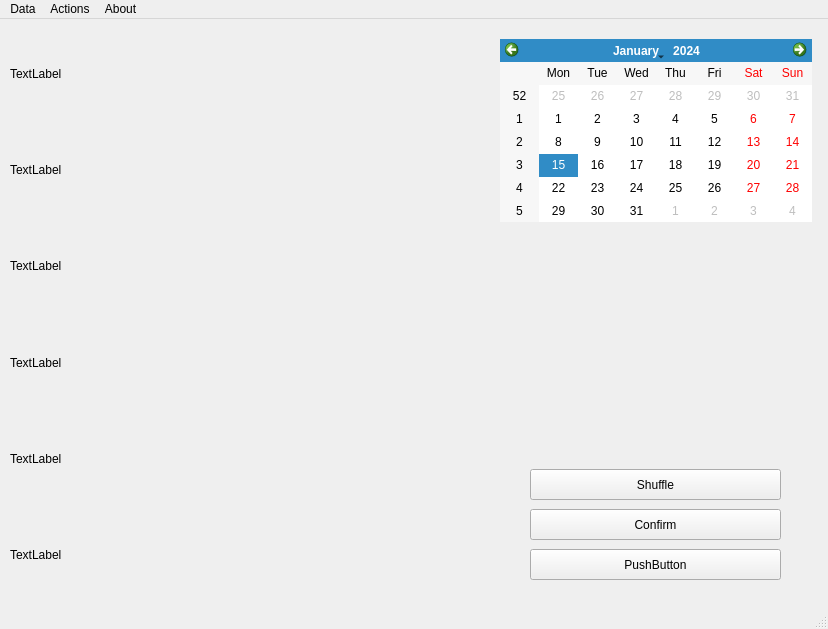
Before: the Qt Designer form dialog.ui in hakanaktt/dutycounter, drawn with Qt 5.
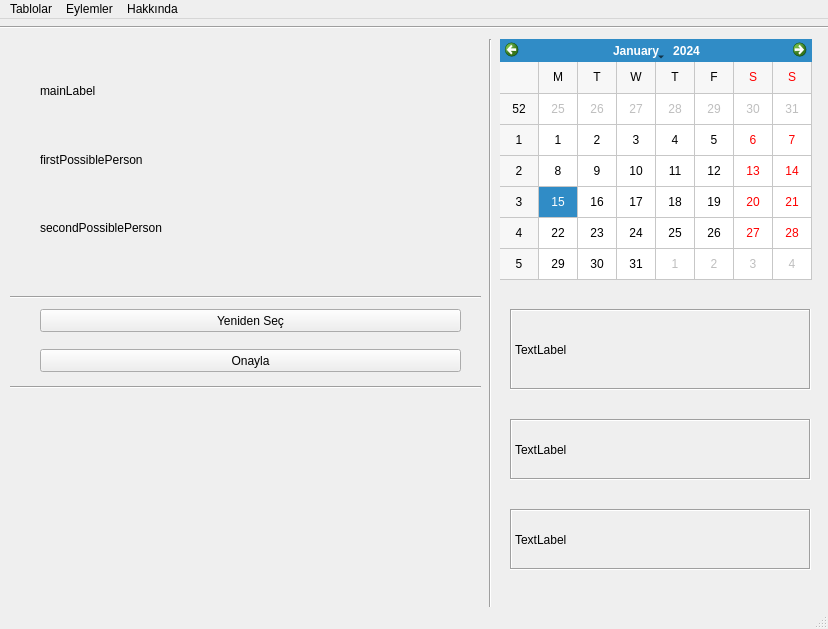
After: the same form once the commit is applied.

The edit to the form file:
```diff
--- a/dialog.ui
+++ b/dialog.ui
@@ -10,6 +10,24 @@
     <height>629</height>
    </rect>
   </property>
+  <property name="sizePolicy">
+   <sizepolicy hsizetype="Fixed" vsizetype="Fixed">
+    <horstretch>0</horstretch>
+    <verstretch>0</verstretch>
+   </sizepolicy>
+  </property>
+  <property name="minimumSize">
+   <size>
+    <width>828</width>
+    <height>629</height>
+   </size>
+  </property>
+  <property name="maximumSize">
+   <size>
+    <width>828</width>
+    <height>629</height>
+   </size>
+  </property>
   <property name="windowTitle">
    <string>MainWindow</string>
   </property>
@@ -20,103 +38,241 @@
       <x>500</x>
       <y>20</y>
       <width>312</width>
-      <height>183</height>
+      <height>241</height>
      </rect>
     </property>
-   </widget>
-   <widget class="QPushButton" name="pushButton">
-    <property name="geometry">
-     <rect>
-      <x>530</x>
-      <y>450</y>
-      <width>251</width>
-      <height>31</height>
-     </rect>
+    <property name="contextMenuPolicy">
+     <enum>Qt::NoContextMenu</enum>
     </property>
-    <property name="text">
-     <string>Shuffle</string>
+    <property name="gridVisible">
+     <bool>true</bool>
     </property>
-   </widget>
-   <widget class="QPushButton" name="pushButton_2">
-    <property name="geometry">
-     <rect>
-      <x>530</x>
-      <y>490</y>
-      <width>251</width>
-      <height>31</height>
-     </rect>
+    <property name="selectionMode">
+     <enum>QCalendarWidget::NoSelection</enum>
     </property>
-    <property name="text">
-     <string>Confirm</string>
+    <property name="horizontalHeaderFormat">
+     <enum>QCalendarWidget::SingleLetterDayNames</enum>
     </property>
-   </widget>
-   <widget class="QPushButton" name="pushButton_3">
-    <property name="geometry">
-     <rect>
-      <x>530</x>
-      <y>530</y>
-      <width>251</width>
-      <height>31</height>
-     </rect>
+    <property name="verticalHeaderFormat">
+     <enum>QCalendarWidget::ISOWeekNumbers</enum>
     </property>
-    <property name="text">
-     <string>PushButton</string>
+    <property name="navigationBarVisible">
+     <bool>true</bool>
+    </property>
+    <property name="dateEditEnabled">
+     <bool>false</bool>
+    </property>
+    <property name="dateEditAcceptDelay">
+     <number>1500</number>
     </property>
    </widget>
    <widget class="QWidget" name="verticalLayoutWidget">
     <property name="geometry">
      <rect>
-      <x>10</x>
-      <y>10</y>
-      <width>471</width>
-      <height>571</height>
+      <x>20</x>
+      <y>20</y>
+      <width>461</width>
+      <height>241</height>
      </rect>
     </property>
     <layout class="QVBoxLayout" name="verticalLayout">
+     <property name="spacing">
+      <number>4</number>
+     </property>
+     <property name="sizeConstraint">
+      <enum>QLayout::SetDefaultConstraint</enum>
+     </property>
+     <property name="leftMargin">
+      <number>20</number>
+     </property>
+     <property name="topMargin">
+      <number>20</number>
+     </property>
+     <property name="rightMargin">
+      <number>20</number>
+     </property>
+     <property name="bottomMargin">
+      <number>20</number>
+     </property>
      <item>
-      <widget class="QLabel" name="label">
-       <property name="text">
-        <string>TextLabel</string>
+      <widget class="QLabel" name="mainLabel">
+       <property name="frameShape">
+        <enum>QFrame::NoFrame</enum>
        </property>
-      </widget>
-     </item>
-     <item>
-      <widget class="QLabel" name="label_2">
        <property name="text">
-        <string>TextLabel</string>
+        <string>mainLabel</string>
        </property>
       </widget>
      </item>
      <item>
-      <widget class="QLabel" name="label_3">
-       <property name="text">
-        <string>TextLabel</string>
+      <widget class="QLabel" name="firstPossiblePerson">
+       <property name="enabled">
+        <bool>true</bool>
        </property>
-      </widget>
-     </item>
-     <item>
-      <widget class="QLabel" name="label_4">
-       <property name="text">
-        <string>TextLabel</string>
+       <property name="frameShape">
+        <enum>QFrame::NoFrame</enum>
        </property>
-      </widget>
-     </item>
-     <item>
-      <widget class="QLabel" name="label_5">
        <property name="text">
-        <string>TextLabel</string>
+        <string>firstPossiblePerson</string>
        </property>
       </widget>
      </item>
      <item>
-      <widget class="QLabel" name="label_6">
+      <widget class="QLabel" name="secondPossiblePerson">
+       <property name="autoFillBackground">
+        <bool>false</bool>
+       </property>
+       <property name="frameShape">
+        <enum>QFrame::NoFrame</enum>
+       </property>
        <property name="text">
-        <string>TextLabel</string>
+        <string>secondPossiblePerson</string>
        </property>
       </widget>
      </item>
     </layout>
    </widget>
+   <widget class="QLabel" name="timeLeftLabel">
+    <property name="geometry">
+     <rect>
+      <x>510</x>
+      <y>290</y>
+      <width>301</width>
+      <height>81</height>
+     </rect>
+    </property>
+    <property name="frameShape">
+     <enum>QFrame::Box</enum>
+    </property>
+    <property name="frameShadow">
+     <enum>QFrame::Sunken</enum>
+    </property>
+    <property name="text">
+     <string>TextLabel</string>
+    </property>
+   </widget>
+   <widget class="QLabel" name="lastWeeksDuty">
+    <property name="geometry">
+     <rect>
+      <x>510</x>
+      <y>400</y>
+      <width>301</width>
+      <height>61</height>
+     </rect>
+    </property>
+    <property name="frameShape">
+     <enum>QFrame::Box</enum>
+    </property>
+    <property name="frameShadow">
+     <enum>QFrame::Sunken</enum>
+    </property>
+    <property name="text">
+     <string>TextLabel</string>
+    </property>
+   </widget>
+   <widget class="QLabel" name="thisWeeksDuty">
+    <property name="geometry">
+     <rect>
+      <x>510</x>
+      <y>490</y>
+      <width>301</width>
+      <height>61</height>
+     </rect>
+    </property>
+    <property name="frameShape">
+     <enum>QFrame::Box</enum>
+    </property>
+    <property name="frameShadow">
+     <enum>QFrame::Sunken</enum>
+    </property>
+    <property name="text">
+     <string>TextLabel</string>
+    </property>
+   </widget>
+   <widget class="QPushButton" name="shuffleSelection">
+    <property name="geometry">
+     <rect>
+      <x>40</x>
+      <y>290</y>
+      <width>421</width>
+      <height>23</height>
+     </rect>
+    </property>
+    <property name="cursor">
+     <cursorShape>PointingHandCursor</cursorShape>
+    </property>
+    <property name="text">
+     <string>Yeniden Seç</string>
+    </property>
+   </widget>
+   <widget class="QPushButton" name="confirmSelection">
+    <property name="geometry">
+     <rect>
+      <x>40</x>
+      <y>330</y>
+      <width>421</width>
+      <height>23</height>
+     </rect>
+    </property>
+    <property name="cursor">
+     <cursorShape>PointingHandCursor</cursorShape>
+    </property>
+    <property name="text">
+     <string>Onayla</string>
+    </property>
+   </widget>
+   <widget class="Line" name="line">
+    <property name="geometry">
+     <rect>
+      <x>480</x>
+      <y>20</y>
+      <width>20</width>
+      <height>601</height>
+     </rect>
+    </property>
+    <property name="orientation">
+     <enum>Qt::Vertical</enum>
+    </property>
+   </widget>
+   <widget class="Line" name="line_2">
+    <property name="geometry">
+     <rect>
+      <x>10</x>
+      <y>270</y>
+      <width>471</width>
+      <height>16</height>
+     </rect>
+    </property>
+    <property name="orientation">
+     <enum>Qt::Horizontal</enum>
+    </property>
+   </widget>
+   <widget class="Line" name="line_3">
+    <property name="geometry">
+     <rect>
+      <x>10</x>
+      <y>360</y>
+      <width>471</width>
+      <height>16</height>
+     </rect>
+    </property>
+    <property name="orientation">
+     <enum>Qt::Horizontal</enum>
+    </property>
+   </widget>
+   <widget class="Line" name="line_4">
+    <property name="geometry">
+     <rect>
+      <x>0</x>
+      <y>0</y>
+      <width>831</width>
+      <height>16</height>
+     </rect>
+    </property>
+    <property name="orientation">
+     <enum>Qt::Horizontal</enum>
+    </property>
+   </widget>
   </widget>
   <widget class="QMenuBar" name="menubar">
    <property name="geometry">
@@ -129,7 +285,7 @@
    </property>
    <widget class="QMenu" name="menuData">
     <property name="title">
-     <string>Data</string>
+     <string>Tablolar</string>
     </property>
     <addaction name="actionEmployeeData"/>
     <addaction name="actionDuty_Chart"/>
@@ -139,14 +295,14 @@
    </widget>
    <widget class="QMenu" name="menuActions">
     <property name="title">
-     <string>Actions</string>
+     <string>Eylemler</string>
     </property>
     <addaction name="actionAdd_Offtime"/>
     <addaction name="actionAdd_Absentees"/>
    </widget>
    <widget class="QMenu" name="menuAbout">
     <property name="title">
-     <string>About</string>
+     <string>Hakkında</string>
     </property>
     <addaction name="actionAbout_the_program"/>
     <addaction name="actionLicense"/>
```
Left out of the diff: 46 changed lines with no effect on the pictures.
